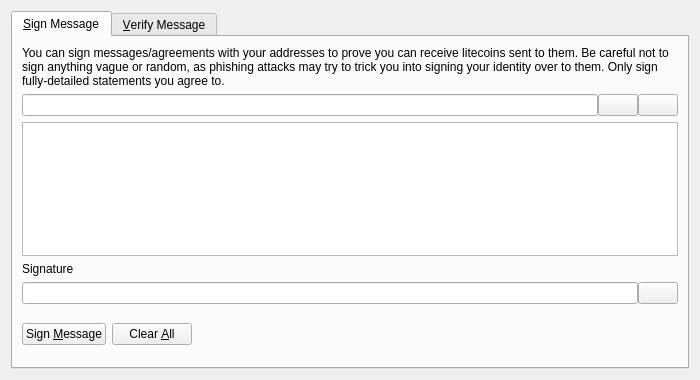
Above: src/qt/forms/signverifymessagedialog.ui from mastermind4242/tubacle before the change. Below: the same form after it.
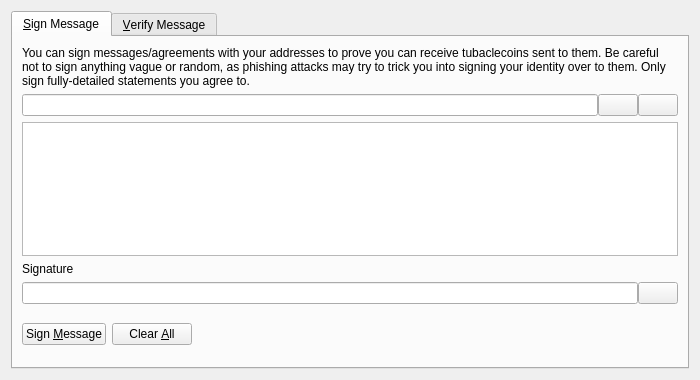
That is the form after the change. Icons and pictures are not drawn. Custom widgets are drawn as their Qt base class.

```diff
--- a/src/qt/forms/signverifymessagedialog.ui
+++ b/src/qt/forms/signverifymessagedialog.ui
@@ -30,7 +30,7 @@
        <item>
         <widget class="QLabel" name="infoLabel_SM">
          <property name="text">
-          <string>You can sign messages/agreements with your addresses to prove you can receive litecoins sent to them. Be careful not to sign anything vague or random, as phishing attacks may try to trick you into signing your identity over to them. Only sign fully-detailed statements you agree to.</string>
+          <string>You can sign messages/agreements with your addresses to prove you can receive tubaclecoins sent to them. Be careful not to sign anything vague or random, as phishing attacks may try to trick you into signing your identity over to them. Only sign fully-detailed statements you agree to.</string>
          </property>
          <property name="textFormat">
           <enum>Qt::PlainText</enum>
```
Left out of the diff: 8 changed lines with no effect on the pictures.
